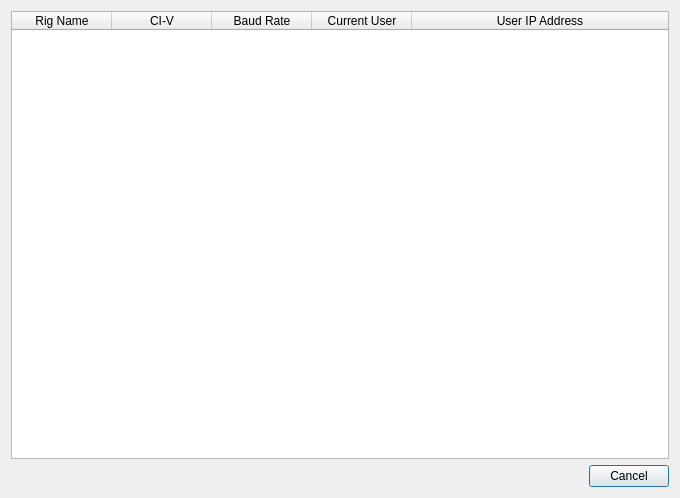
This is selectradio.ui in adecarolis/wfweb as Qt 5 draws it before an edit. The edited form follows.
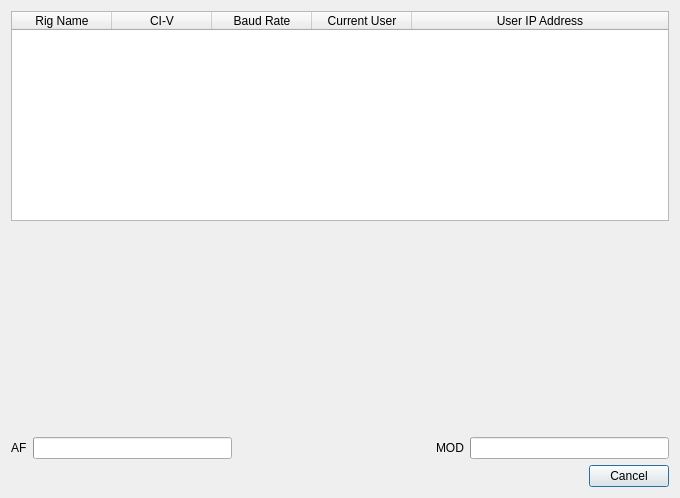
This is the edited form.

```diff
--- a/selectradio.ui
+++ b/selectradio.ui
@@ -78,6 +78,76 @@
        </column>
       </widget>
      </item>
+     <item>
+      <spacer name="verticalSpacer">
+       <property name="orientation">
+        <enum>Qt::Vertical</enum>
+       </property>
+       <property name="sizeHint" stdset="0">
+        <size>
+         <width>20</width>
+         <height>40</height>
+        </size>
+       </property>
+      </spacer>
+     </item>
+     <item>
+      <layout class="QHBoxLayout" name="horizontalLayout_2">
+       <item>
+        <widget class="QLabel" name="label">
+         <property name="text">
+          <string>AF</string>
+         </property>
+        </widget>
+       </item>
+       <item>
+        <widget class="QProgressBar" name="afLevel">
+         <property name="maximum">
+          <number>255</number>
+         </property>
+         <property name="value">
+          <number>0</number>
+         </property>
+         <property name="textVisible">
+          <bool>false</bool>
+         </property>
+        </widget>
+       </item>
+       <item>
+        <spacer name="horizontalSpacer_2">
+         <property name="orientation">
+          <enum>Qt::Horizontal</enum>
+         </property>
+         <property name="sizeHint" stdset="0">
+          <size>
+           <width>40</width>
+           <height>20</height>
+          </size>
+         </property>
+        </spacer>
+       </item>
+       <item>
+        <widget class="QLabel" name="label_2">
+         <property name="text">
+          <string>MOD</string>
+         </property>
+        </widget>
+       </item>
+       <item>
+        <widget class="QProgressBar" name="modLevel">
+         <property name="maximum">
+          <number>255</number>
+         </property>
+         <property name="value">
+          <number>0</number>
+         </property>
+         <property name="textVisible">
+          <bool>false</bool>
+         </property>
+        </widget>
+       </item>
+      </layout>
+     </item>
     </layout>
    </item>
   </layout>
```
